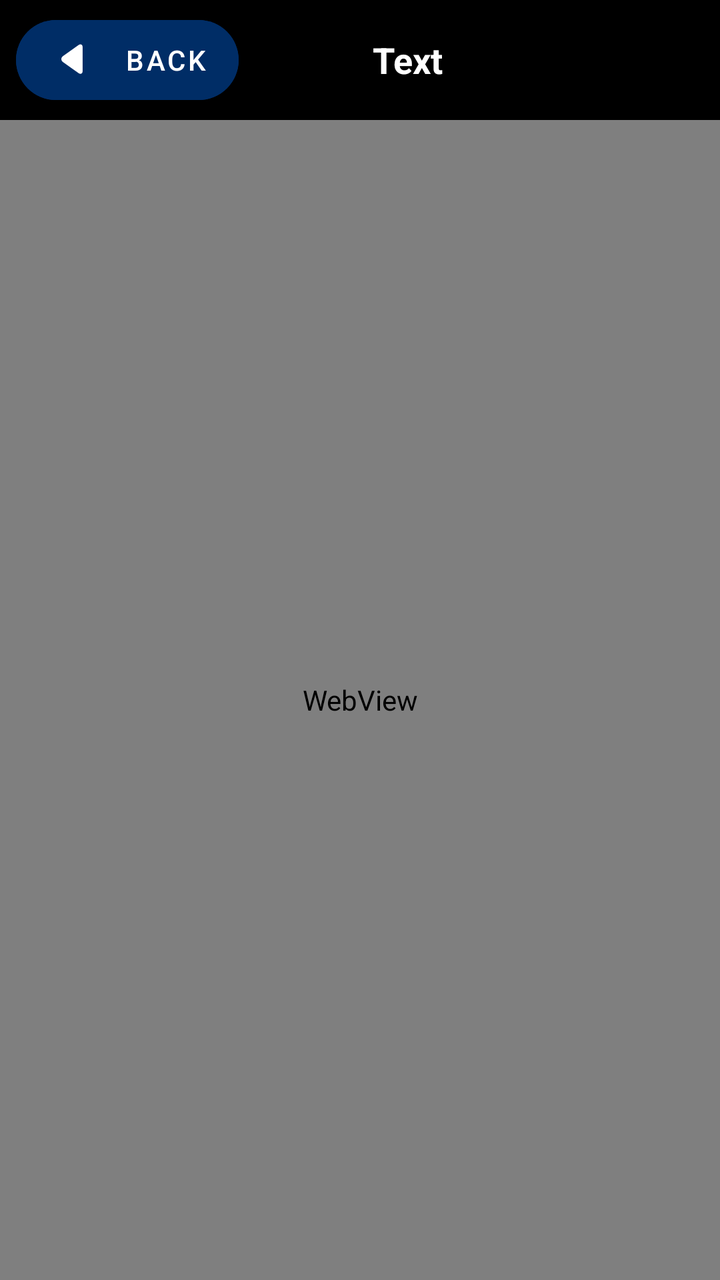
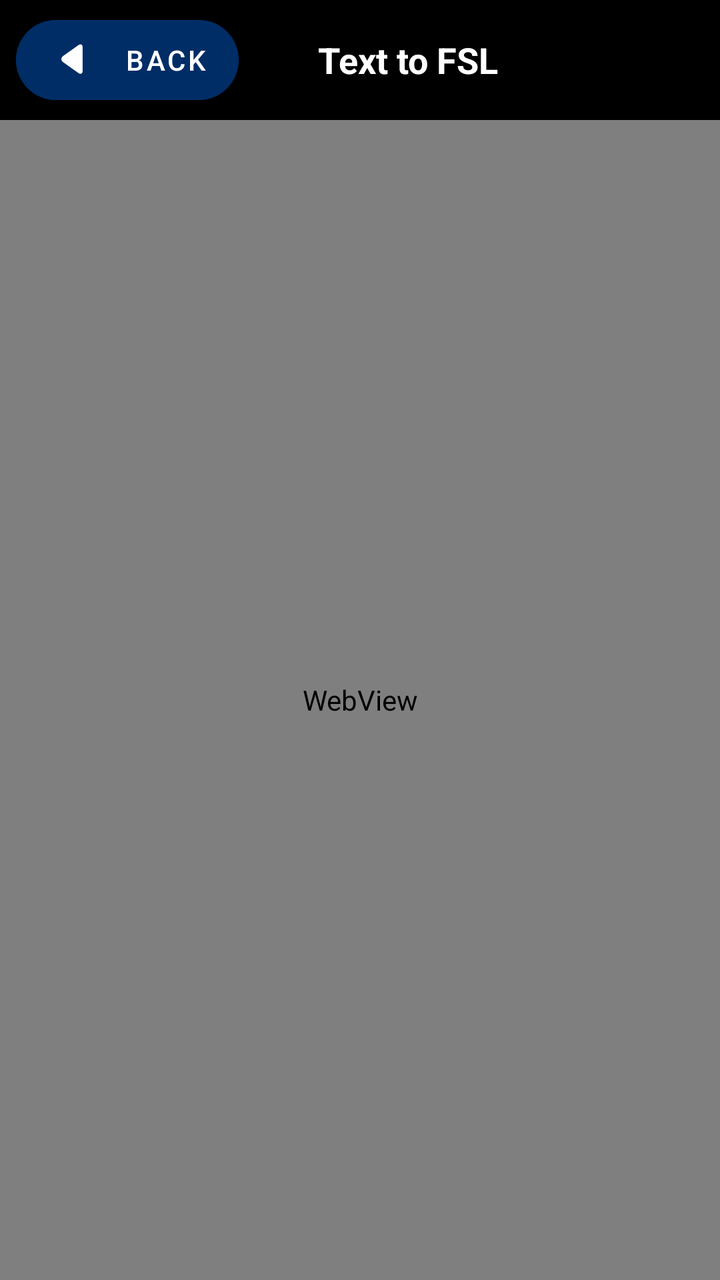

An Android layout rendered at two revisions. The XML below is the earlier revision; the diff shows what the commit changed to produce the second picture.
<!-- AndroidManifest.xml: application theme Theme.InterfaceUI1 -->
<!-- res/layout/activity_text_to_fsl.xml -->
<?xml version="1.0" encoding="utf-8"?>
<LinearLayout xmlns:android="http://schemas.android.com/apk/res/android"
    xmlns:tools="http://schemas.android.com/tools"
    xmlns:app="http://schemas.android.com/apk/res-auto"
    android:id="@+id/textRoot"
    android:layout_width="match_parent"
    android:layout_height="match_parent"
    android:background="@android:color/black"
    android:orientation="vertical"
    tools:context=".TextToFslActivity">

    <LinearLayout
        android:layout_width="match_parent"
        android:layout_height="wrap_content"
        android:gravity="center_vertical"
        android:orientation="horizontal"
        android:paddingHorizontal="8dp"
            android:paddingVertical="4dp">

            <com.google.android.material.button.MaterialButton
                android:id="@+id/backButton"
                style="@style/Widget.MaterialComponents.Button.Icon"
                android:layout_width="wrap_content"
                android:layout_height="wrap_content"
                android:backgroundTint="#002d66"
                android:text="Back"
                app:cornerRadius="20dp"
                app:icon="@drawable/back_icon"
                app:iconPadding="10dp"
                app:iconSize="32dp"
                app:layout_constraintEnd_toEndOf="parent"
                app:layout_constraintHorizontal_bias="0.053"
                app:layout_constraintStart_toStartOf="parent"
                app:layout_constraintTop_toBottomOf="@+id/topBar"
                app:iconTint="#FFFFFF"
                android:textColor="#FFFFFF"
                app:rippleColor="#80FFFFFF"/>

            <TextView
                android:layout_width="0dp"
                android:layout_height="wrap_content"
                android:layout_weight="1"
                android:gravity="center"
                android:paddingEnd="64dp"
                android:text="Text"
                android:textColor="@android:color/white"
                android:textSize="18sp"
                android:textStyle="bold"
                tools:ignore="RtlSymmetry" />
        </LinearLayout>

    <WebView
        android:id="@+id/fslWebView"
        android:layout_width="match_parent"
        android:layout_height="0dp"
        android:layout_weight="1" />

</LinearLayout>
<!-- resources referenced by this layout -->
<resources>
  <!-- drawable back_icon (drawable) -->
  <vector xmlns:android="http://schemas.android.com/apk/res/android"
      android:width="24dp"
      android:height="24dp"
      android:viewportWidth="700"
      android:viewportHeight="700">
  
  
    <path
        android:pathData="M466.14,472.36c0,27 -21.94,38.26 -43.87,22.52l-171.96,-123.39c-21.94,-15.74 -21.94,-47.22 0,-62.96l171.96,-123.39c21.94,-15.74 43.87,-4.48 43.87,22.52z"
        android:strokeAlpha="0"
        android:strokeLineJoin="round"
        android:strokeWidth="1"
        android:fillColor="#000000"
        android:fillType="nonZero"
        android:strokeColor="#000000"
        android:strokeLineCap="round"/>
  </vector>
  <style name="Theme.InterfaceUI1" parent="Base.Theme.InterfaceUI1" />
  <style name="Base.Theme.InterfaceUI1" parent="Theme.Material3.DayNight.NoActionBar">
          
          
      </style>
</resources>

<!-- the commit's change to res/layout/activity_text_to_fsl.xml (unified diff, before → after) -->
@@ -42,7 +42,7 @@
                 android:layout_weight="1"
                 android:gravity="center"
                 android:paddingEnd="64dp"
-                android:text="Text"
+                android:text="Text to FSL"
                 android:textColor="@android:color/white"
                 android:textSize="18sp"
                 android:textStyle="bold"
